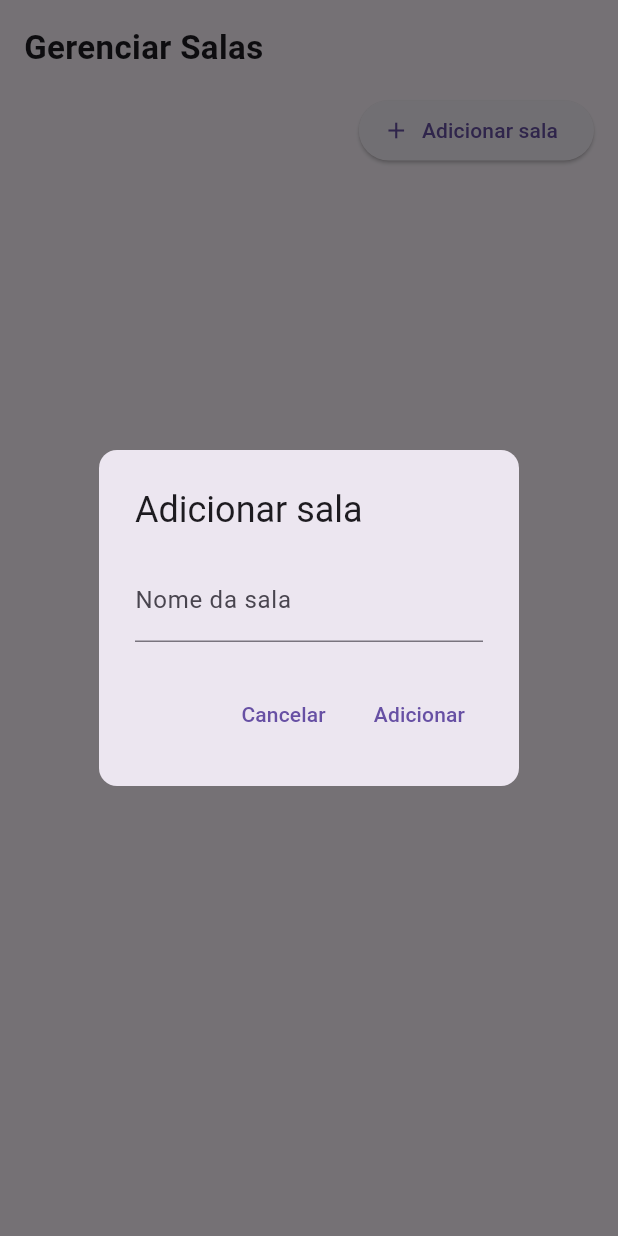
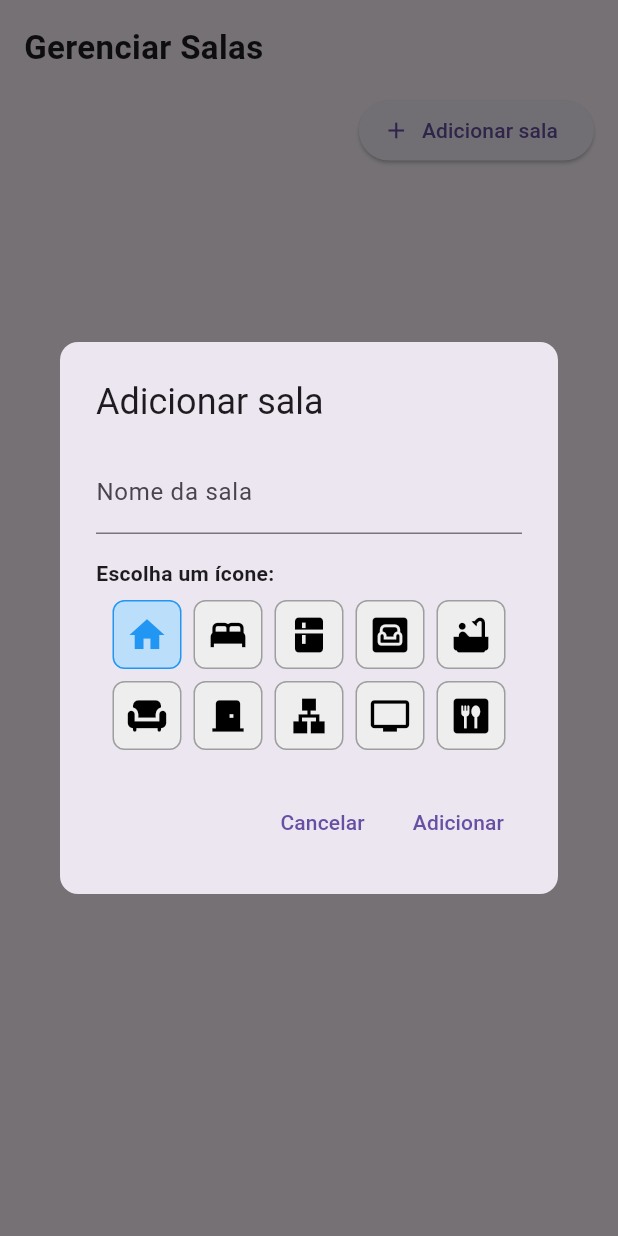
Before and after one commit to Madiliza/projeto_organeasy, a Flutter app: the RoomsScreen screen opened directly, after a tap on "Adicionar sala", on a phone screen of 412 x 824 dp. Run offline on Flutter 3.47's test engine with Material 3 defaults, Android fonts, the phone set to English and light mode, and no system bars; our stand-ins replace sqflite, sqflite_common_ffi; accounts and stored records are empty.

Commit message:
Correção na parte de Icones das salas e correção total do bug do Loadproggress

```diff
--- a/lib/model/rooms.dart
+++ b/lib/model/rooms.dart
@@ -1,13 +1,15 @@
 class Room {
   final int? id;
   final String name;
+  final int icon;
 
-  Room({this.id, required this.name});
+  Room({this.id, required this.name, required this.icon});
 
   Map<String, dynamic> toMap() {
     return {
       'id': id,
       'name': name,
+      'icon': icon,
     };
   }
 
@@ -15,6 +17,7 @@ class Room {
   return Room(
     id: map['id'] as int?,
     name: map['name'] as String,
+    icon: map['icon']! as int,
   );
 }
 }
--- a/lib/screens/RoomsScreen.dart
+++ b/lib/screens/RoomsScreen.dart
@@ -13,6 +13,20 @@ class _RoomsScreenState extends State<RoomsScreen> {
   List<Room> rooms = [];
   final dbHelper = RoomsHelper();
 
+  // Lista de ícones disponíveis
+  final List<IconData> availableIcons = [
+    Icons.home,
+    Icons.bed,
+    Icons.kitchen,
+    Icons.living,
+    Icons.bathtub,
+    Icons.chair,
+    Icons.door_front_door,
+    Icons.lan,
+    Icons.tv,
+    Icons.dining,
+  ];
+
   @override
   void initState() {
     super.initState();
@@ -26,20 +40,73 @@ class _RoomsScreenState extends State<RoomsScreen> {
     });
   }
 
+  /// Método para abrir diálogo de adicionar ou editar sala
   void _addOrEditRoom({Room? room}) {
     final nameController = TextEditingController(text: room?.name);
+    IconData selectedIcon = room?.icon != null
+        ? IconData(room!.icon!, fontFamily: 'MaterialIcons')
+        : availableIcons.first;
 
     showDialog(
       context: context,
       builder: (context) {
+        return StatefulBuilder(
+          builder: (context, setStateDialog) {
             return AlertDialog(
               title: Text(room == null ? 'Adicionar sala' : 'Editar sala'),
               shape: RoundedRectangleBorder(
                 borderRadius: BorderRadius.circular(12),
               ),
-          content: TextField(
+              content: SingleChildScrollView(
+                child: Column(
+                  mainAxisSize: MainAxisSize.min,
+                  children: [
+                    TextField(
                       controller: nameController,
                       decoration: const InputDecoration(labelText: 'Nome da sala'),
+                    ),
+                    const SizedBox(height: 16),
+                    const Align(
+                      alignment: Alignment.centerLeft,
+                      child: Text(
+                        'Escolha um ícone:',
+                        style: TextStyle(fontWeight: FontWeight.bold),
+                      ),
+                    ),
+                    const SizedBox(height: 8),
+                    Wrap(
+                      spacing: 8,
+                      runSpacing: 8,
+                      children: availableIcons.map((icon) {
+                        final isSelected = icon == selectedIcon;
+                        return GestureDetector(
+                          onTap: () {
+                            setStateDialog(() {
+                              selectedIcon = icon;
+                            });
+                          },
+                          child: Container(
+                            padding: const EdgeInsets.all(8),
+                            decoration: BoxDecoration(
+                              color: isSelected
+                                  ? Colors.blue.shade100
+                                  : Colors.grey.shade200,
+                              border: Border.all(
+                                color: isSelected ? Colors.blue : Colors.grey,
+                              ),
+                              borderRadius: BorderRadius.circular(8),
+                            ),
+                            child: Icon(
+                              icon,
+                              color: isSelected ? Colors.blue : Colors.black,
+                              size: 28,
+                            ),
+                          ),
+                        );
+                      }).toList(),
+                    )
+                  ],
+                ),
               ),
               actions: [
                 TextButton(
@@ -55,10 +122,17 @@ class _RoomsScreenState extends State<RoomsScreen> {
                     if (name.isEmpty) return;
 
                     if (room == null) {
-                  final newRoom = Room(name: name);
+                      final newRoom = Room(
+                        name: name,
+                        icon: selectedIcon.codePoint,
+                      );
                       await dbHelper.insertRoom(newRoom);
                     } else {
-                  final updatedRoom = Room(id: room.id, name: name);
+                      final updatedRoom = Room(
+                        id: room.id,
+                        name: name,
+                        icon: selectedIcon.codePoint,
+                      );
                       await dbHelper.updateRoom(updatedRoom);
                     }
 
@@ -71,8 +145,11 @@ class _RoomsScreenState extends State<RoomsScreen> {
             );
           },
         );
+      },
+    );
   }
 
+  /// Método para deletar uma sala
   void _deleteRoom(int id) {
     showDialog(
       context: context,
@@ -96,7 +173,10 @@ class _RoomsScreenState extends State<RoomsScreen> {
                 Navigator.of(context).pop();
                 _loadRooms();
               },
-              child: const Text('Deletar', style: TextStyle(color: Colors.red)),
+              child: const Text(
+                'Deletar',
+                style: TextStyle(color: Colors.red),
+              ),
             ),
           ],
         );
@@ -104,6 +184,7 @@ class _RoomsScreenState extends State<RoomsScreen> {
     );
   }
 
+  /// Widget de construção da tela
   @override
   Widget build(BuildContext context) {
     return Scaffold(
@@ -112,8 +193,10 @@ class _RoomsScreenState extends State<RoomsScreen> {
         child: Column(
           crossAxisAlignment: CrossAxisAlignment.start,
           children: [
-            const Text('Gerenciar Salas',
-                style: TextStyle(fontSize: 22, fontWeight: FontWeight.bold)),
+            const Text(
+              'Gerenciar Salas',
+              style: TextStyle(fontSize: 22, fontWeight: FontWeight.bold),
+            ),
             const SizedBox(height: 16),
             Align(
               alignment: Alignment.centerRight,
@@ -138,32 +221,45 @@ class _RoomsScreenState extends State<RoomsScreen> {
                   return Card(
                     elevation: 2,
                     shape: RoundedRectangleBorder(
-                        borderRadius: BorderRadius.circular(8)),
+                      borderRadius: BorderRadius.circular(8),
+                    ),
                     child: Padding(
                       padding: const EdgeInsets.all(12),
                       child: Row(
                         children: [
-                          const Icon(Icons.home, size: 32, color: Colors.blue),
+                          Icon(
+                            IconData(
+                              room.icon ?? Icons.home.codePoint,
+                              fontFamily: 'MaterialIcons',
+                            ),
+                            size: 32,
+                            color: Colors.blue,
+                          ),
                           const SizedBox(width: 8),
                           Expanded(
-                            child: Text(room.name,
+                            child: Text(
+                              room.name,
                               style: const TextStyle(
-                                    fontWeight: FontWeight.bold, fontSize: 16)),
+                                fontWeight: FontWeight.bold,
+                                fontSize: 16,
+                              ),
+                            ),
                           ),
                           IconButton(
                             icon: const Icon(Icons.edit, size: 18),
-                              onPressed: () =>
-                                  _addOrEditRoom(room: room)),
+                            onPressed: () => _addOrEditRoom(room: room),
+                          ),
                           IconButton(
                             icon: const Icon(Icons.delete, size: 18),
-                              onPressed: () => _deleteRoom(room.id!)),
+                            onPressed: () => _deleteRoom(room.id!),
+                          ),
                         ],
                       ),
                     ),
                   );
                 },
               ),
-            )
+            ),
           ],
         ),
       ),
--- a/lib/utils/rooms_helpers.dart
+++ b/lib/utils/rooms_helpers.dart
@@ -66,6 +66,7 @@ class RoomsHelper {
   );
 }
 
+
 // 🔥 Atualizar todos os membros
 Future<void> updateAllMembersProgress() async {
   final db = await DatabaseHelper.instance.database;
```
Also changed, not shown: lib/utils/database_helpers.dart (+6 -5 lines). Lines whose indentation alone changed are shown as unchanged.
